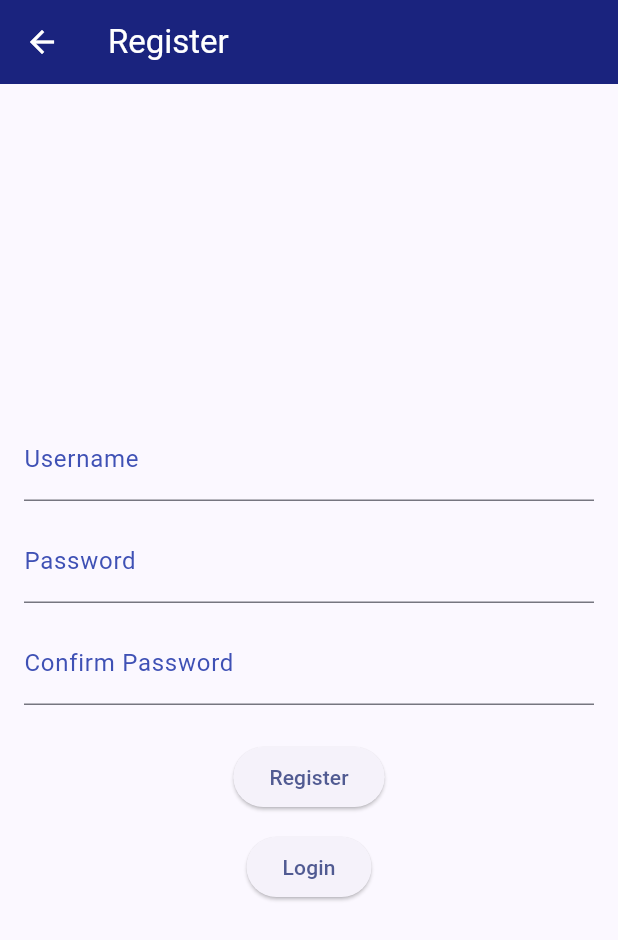
After one commit to WahyuSuryansyah/wahyus_shop_flutter, a Flutter app: the RegisterPage screen opened directly, after a tap on "Register", on a phone screen of 412 x 824 dp. The commit adds this screen. Shown: the top 940 px of the screen. Run offline on Flutter 3.47's test engine with Material 2 defaults, Android fonts, the light colour scheme and no system bars; missing offline and left inert: pbp_django_auth.

Commit message:
Tugas 9 Selesai + Bonus

```diff
--- a/lib/screens/login.dart
+++ b/lib/screens/login.dart
@@ -2,6 +2,8 @@ import 'package:wahyus_shop/screens/menu.dart';
 import 'package:flutter/material.dart';
 import 'package:pbp_django_auth/pbp_django_auth.dart';
 import 'package:provider/provider.dart';
+import 'package:wahyus_shop/screens/register.dart';
+
 
 
 void main() {
@@ -107,6 +109,17 @@ class _LoginPageState extends State<LoginPage> {
                             },
                             child: const Text('Login'),
                         ),
+                        const SizedBox(height: 12.0),
+                        ElevatedButton(
+                          onPressed: () {
+                            // Navigate to Register Page
+                            Navigator.push(
+                              context,
+                              MaterialPageRoute(builder: (context) => RegisterPage()),
+                            );
+                          },
+                          child: const Text('Register'),
+                        )
                     ],
                 ),
             ),
--- /dev/null
+++ b/lib/screens/register.dart
@@ -0,0 +1,158 @@
+import 'package:wahyus_shop/screens/login.dart';
+import 'package:flutter/material.dart';
+import 'package:pbp_django_auth/pbp_django_auth.dart';
+import 'package:provider/provider.dart';
+
+void main() {
+  runApp(const RegisterApp());
+}
+
+class RegisterApp extends StatelessWidget {
+  const RegisterApp({super.key});
+
+  @override
+  Widget build(BuildContext context) {
+    return MaterialApp(
+      title: 'Register',
+      theme: ThemeData(
+        primarySwatch: Colors.indigo,
+      ),
+      home: const RegisterPage(),
+    );
+  }
+}
+
+class RegisterPage extends StatefulWidget {
+  const RegisterPage({super.key});
+
+  @override
+  _RegisterPageState createState() => _RegisterPageState();
+}
+
+class _RegisterPageState extends State<RegisterPage> {
+  final TextEditingController _usernameController = TextEditingController();
+  final TextEditingController _passwordController = TextEditingController();
+  final TextEditingController _passwordConfirmationController =
+      TextEditingController();
+
+  @override
+  Widget build(BuildContext context) {
+    final request = context.watch<CookieRequest>();
+    return Scaffold(
+      appBar: AppBar(
+        title: const Text(
+          'Register',
+          style: TextStyle(color: Colors.white),
+        ),
+        backgroundColor: Colors.indigo[900],
+        foregroundColor: Colors.white,
+      ),
+      body: Container(
+        padding: const EdgeInsets.all(16.0),
+        child: Column(
+          mainAxisAlignment: MainAxisAlignment.center,
+          children: [
+            TextField(
+              controller: _usernameController,
+              decoration: const InputDecoration(
+                labelText: 'Username',
+                labelStyle: TextStyle(color: Colors.indigo),
+                focusedBorder: OutlineInputBorder(
+                  borderSide: BorderSide(color: Colors.indigo),
+                ),
+              ),
+            ),
+            const SizedBox(height: 12.0),
+            TextField(
+              controller: _passwordController,
+              decoration: const InputDecoration(
+                labelText: 'Password',
+                labelStyle: TextStyle(color: Colors.indigo),
+                focusedBorder: OutlineInputBorder(
+                  borderSide: BorderSide(color: Colors.indigo),
+                ),
+              ),
+              obscureText: true,
+            ),
+            const SizedBox(height: 12.0),
+            TextField(
+              controller: _passwordConfirmationController,
+              decoration: const InputDecoration(
+                labelText: 'Confirm Password',
+                labelStyle: TextStyle(color: Colors.indigo),
+                focusedBorder: OutlineInputBorder(
+                  borderSide: BorderSide(color: Colors.indigo),
+                ),
+              ),
+              obscureText: true,
+            ),
+            const SizedBox(height: 24.0),
+            ElevatedButton(
+              onPressed: () async {
+                String username = _usernameController.text;
+                String password = _passwordController.text;
+                String passwordConfirmation =
+                    _passwordConfirmationController.text;
+
+                if (password != passwordConfirmation) {
+                  ScaffoldMessenger.of(context)
+                    ..hideCurrentSnackBar()
+                    ..showSnackBar(const SnackBar(
+                        content: Text(
+                            "Register failed, password confimation incorrect.")));
+                  return;
+                }
+                final response = await request.post(
+                    "http://127.0.0.1:8080/auth/register/",
+                    {
+                      'username': username,
+                      'password': password,
+                    });
+
+                if (response['status']) {
+                  String message = response['message'];
+
+                  Navigator.pushReplacement(
+                    context,
+                    MaterialPageRoute(builder: (context) => LoginPage()),
+                  );
+                  ScaffoldMessenger.of(context)
+                    ..hideCurrentSnackBar()
+                    ..showSnackBar(SnackBar(content: Text("$message")));
+                } else {
+                  showDialog(
+                    context: context,
+                    builder: (context) => AlertDialog(
+                      title: const Text('Register failed.'),
+                      content: Text(response['message']),
+                      actions: [
+                        TextButton(
+                          child: const Text('OK'),
+                          onPressed: () {
+                            Navigator.pop(context);
+                          },
+                        ),
+                      ],
+                    ),
+                  );
+                }
+              },
+              child: const Text('Register'),
+            ),
+            const SizedBox(height: 12.0),
+            ElevatedButton(
+              onPressed: () {
+                // Navigate to Login
+                Navigator.push(
+                  context,
+                  MaterialPageRoute(builder: (context) => LoginPage()),
+                );
+              },
+              child: const Text('Login'),
+            )
+          ],
+        ),
+      ),
+    );
+  }
+}
```
